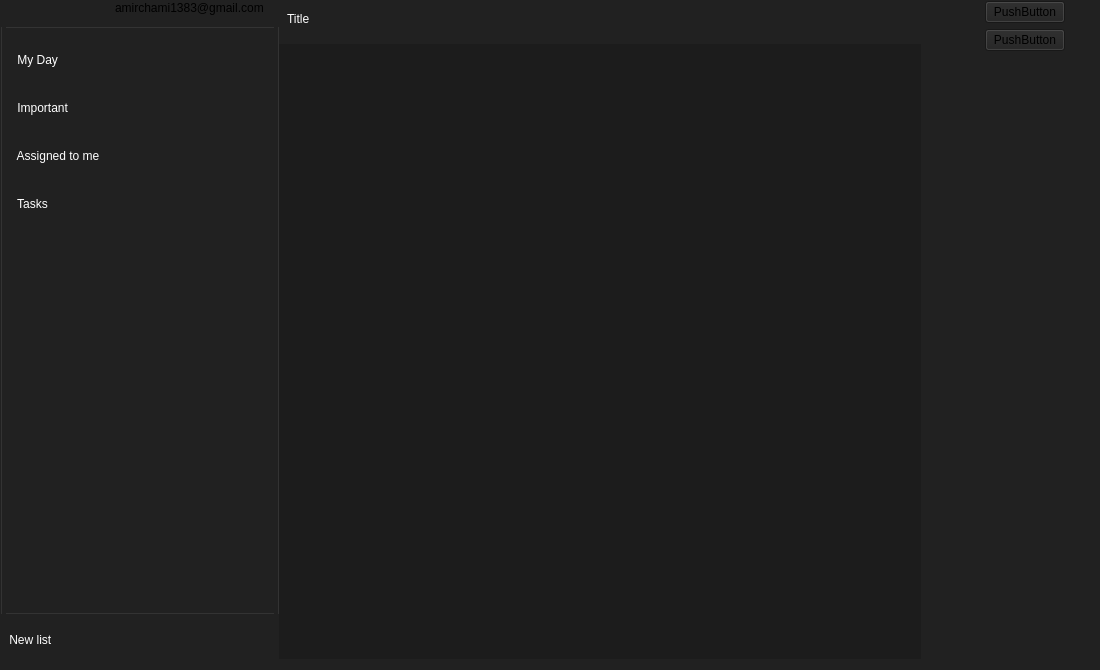
This is ToDo/maintodopanel.ui in Amirrezach1383/uiap-final-project as Qt 5 draws it before an edit. The edited form follows.
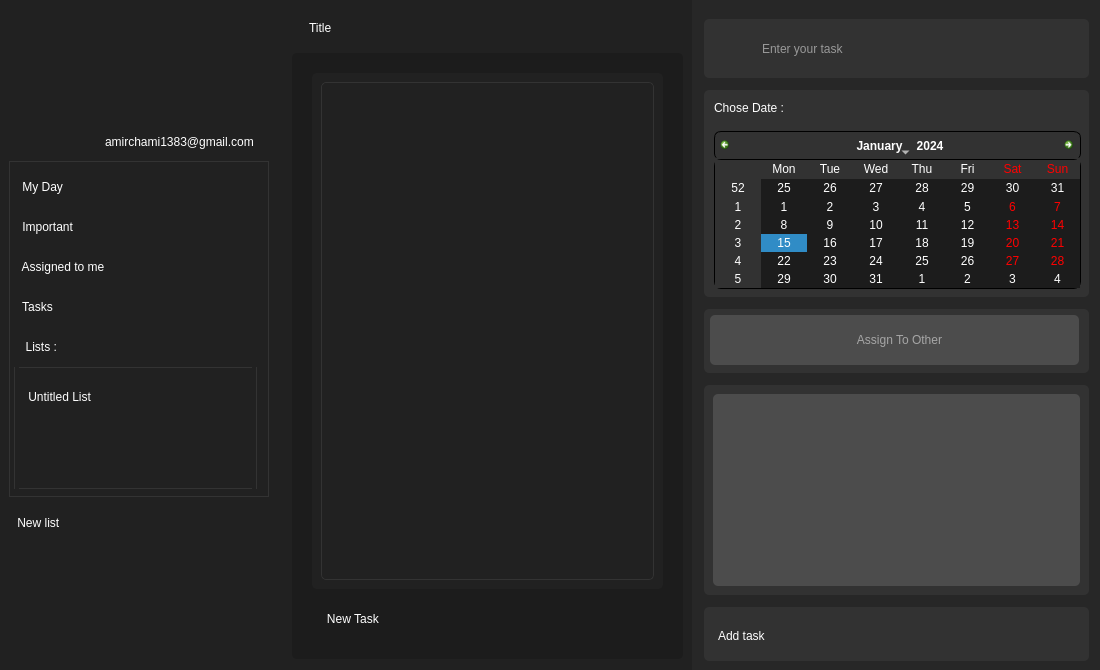
This is the edited form. Icons and pictures are not drawn.

Commit message: Designing ToDo Panel

The edit to the form file:
```diff
--- a/ToDo/maintodopanel.ui
+++ b/ToDo/maintodopanel.ui
@@ -30,15 +30,41 @@
 </string>
   </property>
   <widget class="QWidget" name="centralwidget">
+   <layout class="QHBoxLayout" name="horizontalLayout_10">
+    <property name="spacing">
+     <number>0</number>
+    </property>
+    <property name="leftMargin">
+     <number>0</number>
+    </property>
+    <property name="topMargin">
+     <number>0</number>
+    </property>
+    <property name="rightMargin">
+     <number>0</number>
+    </property>
+    <property name="bottomMargin">
+     <number>0</number>
+    </property>
+    <item>
+     <layout class="QHBoxLayout" name="mainLayout">
+      <property name="spacing">
+       <number>0</number>
+      </property>
+      <property name="sizeConstraint">
+       <enum>QLayout::SetDefaultConstraint</enum>
+      </property>
+      <property name="leftMargin">
+       <number>0</number>
+      </property>
+      <property name="topMargin">
+       <number>0</number>
+      </property>
+      <property name="rightMargin">
+       <number>0</number>
+      </property>
+      <item>
    <widget class="QWidget" name="sideFixedMenu" native="true">
-    <property name="geometry">
-     <rect>
-      <x>1</x>
-      <y>1</y>
-      <width>278</width>
-      <height>659</height>
-     </rect>
-    </property>
     <property name="styleSheet">
      <string notr="true">QWidget {
 	background-color: rgb(33, 33, 33);
@@ -46,6 +72,15 @@
 </string>
     </property>
     <layout class="QVBoxLayout" name="verticalLayout_6">
+         <property name="sizeConstraint">
+          <enum>QLayout::SetFixedSize</enum>
+         </property>
+         <property name="rightMargin">
+          <number>14</number>
+         </property>
+         <property name="bottomMargin">
+          <number>0</number>
+         </property>
      <item>
       <layout class="QVBoxLayout" name="verticalLayout_3">
        <item>
@@ -103,6 +138,7 @@
              <property name="styleSheet">
               <string notr="true">QLabel {
 	font: 10pt &quot;Playwrite DE Grund&quot;;
+	color: rgb(255, 255, 255);
 }</string>
              </property>
              <property name="text">
@@ -134,8 +170,23 @@
 	font: 700 9pt &quot;Playwrite DE Grund&quot;;
 }
 QScrollArea {
-	border : 1px solid rgb(51, 51, 51);
-	border-radius : 5 px;
+    border:1px solid #333333;
+}
+
+QScrollBar:vertical {
+    background: rgb(28, 28, 28);
+    width: 6px;
+    border-radius: 50px;
+}
+
+QScrollBar::handle:vertical {
+    background: #333333;
+    border-radius: 50px;
+    min-height: 20px;
+}
+
+QScrollBar::add-page:vertical, QScrollBar::sub-page:vertical {
+    background: rgb(28, 28, 28);
 }</string>
            </property>
            <property name="widgetResizable">
@@ -146,19 +197,27 @@
              <rect>
               <x>0</x>
               <y>0</y>
-              <width>250</width>
-              <height>520</height>
-             </rect>
-            </property>
-            <widget class="QWidget" name="layoutWidget">
-             <property name="geometry">
-              <rect>
-               <x>7</x>
-               <y>10</y>
-               <width>240</width>
-               <height>190</height>
-              </rect>
-             </property>
+                  <width>306</width>
+                  <height>540</height>
+                 </rect>
+                </property>
+                <layout class="QVBoxLayout" name="verticalLayout_9">
+                 <property name="spacing">
+                  <number>0</number>
+                 </property>
+                 <property name="leftMargin">
+                  <number>4</number>
+                 </property>
+                 <property name="topMargin">
+                  <number>5</number>
+                 </property>
+                 <property name="rightMargin">
+                  <number>11</number>
+                 </property>
+                 <property name="bottomMargin">
+                  <number>7</number>
+                 </property>
+                 <item>
              <layout class="QVBoxLayout" name="verticalLayout">
               <item>
                <widget class="QPushButton" name="myDayPB">
@@ -266,8 +325,103 @@
                 </property>
                </widget>
               </item>
-             </layout>
-            </widget>
+                   <item>
+                    <widget class="QPushButton" name="pushButton_3">
+                     <property name="enabled">
+                      <bool>false</bool>
+                     </property>
+                     <property name="text">
+                      <string>  Lists :</string>
+                     </property>
+                     <property name="icon">
+                      <iconset resource="Resources.qrc">
+                       <normaloff>:/Image/Icons/list_icon.png</normaloff>
+                       <disabledoff>:/Image/Icons/list_icon.png</disabledoff>:/Image/Icons/list_icon.png</iconset>
+                     </property>
+                     <property name="iconSize">
+                      <size>
+                       <width>25</width>
+                       <height>25</height>
+                      </size>
+                     </property>
+                    </widget>
+                   </item>
+                  </layout>
+                 </item>
+                 <item>
+                  <widget class="QFrame" name="listsFrame">
+                   <property name="styleSheet">
+                    <string notr="true">QFrame {
+	border : 1px solid rgb(51, 51, 51);
+	border-radius : 5 px;
+}
+
+QPushButton {
+	text-align : left;
+	background : transparent; 
+	border-radius : 5 px;
+	font: 9pt &quot;Playwrite DE Grund&quot;;
+	color: rgb(255, 255, 255);
+	height : 40 px;
+	padding-left:1px;
+	border-radius:5px;
+}
+QPushButton:hover {
+	background-color: rgb(51, 51, 51);
+	font: 700 9pt &quot;Playwrite DE Grund&quot;;
+}
+QPushButton:checked {
+	background-color: rgb(51, 51, 51);
+	font: 700 9pt &quot;Playwrite DE Grund&quot;;
+}</string>
+                   </property>
+                   <property name="frameShape">
+                    <enum>QFrame::StyledPanel</enum>
+                   </property>
+                   <property name="frameShadow">
+                    <enum>QFrame::Raised</enum>
+                   </property>
+                   <layout class="QVBoxLayout" name="verticalLayout_8">
+                    <item>
+                     <widget class="QPushButton" name="listsButton_0">
+                      <property name="text">
+                       <string> Untitled List</string>
+                      </property>
+                      <property name="icon">
+                       <iconset resource="Resources.qrc">
+                        <normaloff>:/Image/Icons/list_icon.png</normaloff>:/Image/Icons/list_icon.png</iconset>
+                      </property>
+                      <property name="iconSize">
+                       <size>
+                        <width>25</width>
+                        <height>25</height>
+                       </size>
+                      </property>
+                      <property name="checkable">
+                       <bool>true</bool>
+                      </property>
+                      <property name="autoExclusive">
+                       <bool>true</bool>
+                      </property>
+                     </widget>
+                    </item>
+                    <item>
+                     <spacer name="verticalSpacer">
+                      <property name="orientation">
+                       <enum>Qt::Vertical</enum>
+                      </property>
+                      <property name="sizeHint" stdset="0">
+                       <size>
+                        <width>223</width>
+                        <height>253</height>
+                       </size>
+                      </property>
+                     </spacer>
+                    </item>
+                   </layout>
+                  </widget>
+                 </item>
+                </layout>
            </widget>
           </widget>
          </item>
@@ -310,21 +464,18 @@
      </item>
     </layout>
    </widget>
-   <widget class="QWidget" name="mainWindow" native="true">
-    <property name="geometry">
-     <rect>
-      <x>270</x>
-      <y>0</y>
-      <width>651</width>
-      <height>659</height>
-     </rect>
-    </property>
+      </item>
+      <item>
+       <widget class="QWidget" name="mainFrame" native="true">
     <property name="styleSheet">
      <string notr="true">QWidget {
 	background-color: rgb(33, 33, 33);
 }</string>
     </property>
     <layout class="QVBoxLayout" name="verticalLayout_5">
+         <property name="bottomMargin">
+          <number>11</number>
+         </property>
      <item>
       <layout class="QVBoxLayout" name="verticalLayout_4">
        <item>
@@ -372,53 +523,767 @@
        <item>
         <widget class="QStackedWidget" name="mainStack">
          <property name="styleSheet">
-          <string notr="true">background-color: rgb(28, 28, 28);</string>
-         </property>
-         <widget class="QWidget" name="page"/>
-         <widget class="QWidget" name="page_2"/>
+              <string notr="true">
+background-color: rgb(28, 28, 28);
+border-radius : 5px;
+
+</string>
+             </property>
+             <property name="currentIndex">
+              <number>0</number>
+             </property>
+             <widget class="QWidget" name="myDayWindow">
+              <layout class="QVBoxLayout" name="verticalLayout_14">
+               <property name="spacing">
+                <number>10</number>
+               </property>
+               <property name="leftMargin">
+                <number>20</number>
+               </property>
+               <property name="topMargin">
+                <number>20</number>
+               </property>
+               <property name="rightMargin">
+                <number>20</number>
+               </property>
+               <property name="bottomMargin">
+                <number>20</number>
+               </property>
+               <item>
+                <layout class="QVBoxLayout" name="verticalLayout_13">
+                 <item>
+                  <widget class="QWidget" name="widget_6" native="true">
+                   <property name="styleSheet">
+                    <string notr="true">QWidget {
+		background-color: rgb(33, 33, 33);
+	border-radius : 5px;
+}</string>
+                   </property>
+                   <layout class="QHBoxLayout" name="horizontalLayout_11">
+                    <item>
+                     <widget class="QScrollArea" name="scrolarea_myday">
+                      <property name="styleSheet">
+                       <string notr="true">QPushButton {
+	text-align : left;
+	background : transparent; 
+	border-radius : 5 px;
+	font: 9pt &quot;Playwrite DE Grund&quot;;
+	color: rgb(255, 255, 255);
+	height : 40 px;
+	padding-left:5px;
+	border-radius:5px;
+}
+QPushButton:hover {
+	background-color: rgb(51, 51, 51);
+	font: 700 9pt &quot;Playwrite DE Grund&quot;;
+}
+QPushButton:checked {
+	background-color: rgb(51, 51, 51);
+	font: 700 9pt &quot;Playwrite DE Grund&quot;;
+}
+QScrollArea {
+    border:1px solid #333333;
+}
+
+QScrollBar:vertical {
+    background: rgb(28, 28, 28);
+    width: 6px;
+    border-radius: 50px;
+}
+
+QScrollBar::handle:vertical {
+    background: #333333;
+    border-radius: 50px;
+    min-height: 20px;
+}
+
+QScrollBar::add-page:vertical, QScrollBar::sub-page:vertical {
+    background: rgb(28, 28, 28);
+}</string>
+                      </property>
+                      <property name="widgetResizable">
+                       <bool>true</bool>
+                      </property>
+                      <widget class="QWidget" name="scrollAreaWidgetContents_2">
+                       <property name="geometry">
+                        <rect>
+                         <x>0</x>
+                         <y>0</y>
+                         <width>334</width>
+                         <height>465</height>
+                        </rect>
+                       </property>
+                       <layout class="QVBoxLayout" name="verticalLayout_15">
+                        <item>
+                         <widget class="QFrame" name="frame">
+                          <property name="frameShape">
+                           <enum>QFrame::StyledPanel</enum>
+                          </property>
+                          <property name="frameShadow">
+                           <enum>QFrame::Raised</enum>
+                          </property>
+                          <layout class="QVBoxLayout" name="verticalLayout_16">
+                           <item>
+                            <spacer name="verticalSpacer_2">
+                             <property name="orientation">
+                              <enum>Qt::Vertical</enum>
+                             </property>
+                             <property name="sizeHint" stdset="0">
+                              <size>
+                               <width>20</width>
+                               <height>418</height>
+                              </size>
+                             </property>
+                            </spacer>
+                           </item>
+                          </layout>
         </widget>
        </item>
       </layout>
-     </item>
-    </layout>
-    <zorder>titleWidget</zorder>
-    <zorder>mainStack</zorder>
-   </widget>
+                      </widget>
+                     </widget>
+                    </item>
+                   </layout>
+                  </widget>
+                 </item>
+                 <item>
+                  <widget class="QPushButton" name="newTaskPB_myDay">
+                   <property name="styleSheet">
+                    <string notr="true">QPushButton {
+	text-align : left;
+	background : transparent; 
+	border-radius : 5 px;
+	font: 9pt &quot;Playwrite DE Grund&quot;;
+	color: rgb(255, 255, 255);
+	height : 40 px;
+	padding-left:5px;
+	border-radius:5px;
+}
+QPushButton:hover {
+	background-color: rgb(51, 51, 51);
+	font: 700 9pt &quot;Playwrite DE Grund&quot;;
+}
+QPushButton:checked {
+	background-color: rgb(51, 51, 51);
+	font: 700 9pt &quot;Playwrite DE Grund&quot;;
+}</string>
+                   </property>
+                   <property name="text">
+                    <string>   New Task </string>
+                   </property>
+                   <property name="icon">
+                    <iconset resource="Resources.qrc">
+                     <normaloff>:/Image/Icons/icons8-plus-96.png</normaloff>
+                     <normalon>:/Image/Icons/out_line_circle.png</normalon>:/Image/Icons/icons8-plus-96.png</iconset>
+                   </property>
+                   <property name="iconSize">
+                    <size>
+                     <width>25</width>
+                     <height>25</height>
+                    </size>
+                   </property>
+                   <property name="checkable">
+                    <bool>true</bool>
+                   </property>
+                   <property name="autoExclusive">
+                    <bool>true</bool>
+                   </property>
+                  </widget>
+                 </item>
+                </layout>
+               </item>
+              </layout>
+             </widget>
+             <widget class="QWidget" name="importantWindow"/>
+             <widget class="QWidget" name="assignedToMe"/>
+             <widget class="QWidget" name="tasks">
+              <widget class="QPushButton" name="newTaskPB_task">
+               <property name="geometry">
+                <rect>
+                 <x>17</x>
+                 <y>531</y>
+                 <width>441</width>
+                 <height>41</height>
+                </rect>
+               </property>
+               <property name="styleSheet">
+                <string notr="true">QPushButton {
+	text-align : left;
+	background : transparent; 
+	border-radius : 5 px;
+	font: 9pt &quot;Playwrite DE Grund&quot;;
+	color: rgb(255, 255, 255);
+	height : 40 px;
+	padding-left:5px;
+	border-radius:5px;
+}
+QPushButton:hover {
+	background-color: rgb(51, 51, 51);
+	font: 700 9pt &quot;Playwrite DE Grund&quot;;
+}
+QPushButton:checked {
+	background-color: rgb(51, 51, 51);
+	font: 700 9pt &quot;Playwrite DE Grund&quot;;
+}</string>
+               </property>
+               <property name="text">
+                <string>   New Task </string>
+               </property>
+               <property name="icon">
+                <iconset resource="Resources.qrc">
+                 <normaloff>:/Image/Icons/icons8-plus-96.png</normaloff>
+                 <normalon>:/Image/Icons/out_line_circle.png</normalon>:/Image/Icons/icons8-plus-96.png</iconset>
+               </property>
+               <property name="iconSize">
+                <size>
+                 <width>25</width>
+                 <height>25</height>
+                </size>
+               </property>
+               <property name="checkable">
+                <bool>true</bool>
+               </property>
+               <property name="autoExclusive">
+                <bool>true</bool>
+               </property>
+              </widget>
+             </widget>
+             <widget class="QWidget" name="untitledList">
+              <widget class="QPushButton" name="newTaskPB_List">
+               <property name="geometry">
+                <rect>
+                 <x>10</x>
+                 <y>528</y>
+                 <width>381</width>
+                 <height>41</height>
+                </rect>
+               </property>
+               <property name="styleSheet">
+                <string notr="true">QPushButton {
+	text-align : left;
+	background : transparent; 
+	border-radius : 5 px;
+	font: 9pt &quot;Playwrite DE Grund&quot;;
+	color: rgb(255, 255, 255);
+	height : 40 px;
+	padding-left:5px;
+	border-radius:5px;
+}
+QPushButton:hover {
+	background-color: rgb(51, 51, 51);
+	font: 700 9pt &quot;Playwrite DE Grund&quot;;
+}
+QPushButton:checked {
+	background-color: rgb(51, 51, 51);
+	font: 700 9pt &quot;Playwrite DE Grund&quot;;
+}</string>
+               </property>
+               <property name="text">
+                <string>   New Task </string>
+               </property>
+               <property name="icon">
+                <iconset resource="Resources.qrc">
+                 <normaloff>:/Image/Icons/icons8-plus-96.png</normaloff>
+                 <normalon>:/Image/Icons/out_line_circle.png</normalon>:/Image/Icons/icons8-plus-96.png</iconset>
+               </property>
+               <property name="iconSize">
+                <size>
+                 <width>25</width>
+                 <height>25</height>
+                </size>
+               </property>
+               <property name="checkable">
+                <bool>true</bool>
+               </property>
+               <property name="autoExclusive">
+                <bool>true</bool>
+               </property>
+              </widget>
+             </widget>
+            </widget>
+           </item>
+          </layout>
+         </item>
+        </layout>
+       </widget>
+      </item>
+      <item>
    <widget class="QWidget" name="sideTasksMenu" native="true">
-    <property name="geometry">
-     <rect>
-      <x>985</x>
-      <y>1</y>
-      <width>105</width>
-      <height>87</height>
-     </rect>
-    </property>
+        <property name="styleSheet">
+         <string notr="true">QWidget {
+	background-color: rgb(39, 39, 39);
+}
+QLineEdit {
+	border-radius : 5px;
+	background-color: rgb(50, 50, 50);
+	text-align : left;
+	font: 10pt &quot;Playwrite DE Grund&quot;;
+	color: rgb(255, 255, 255);
+	padding-left:10px;
+	height : 40px;
+}
+
+QLineEdit:hover {
+	background-color: rgb(55, 55, 55);
+	font: 700 10pt &quot;Playwrite DE Grund&quot;;
+
+}
+
+
+</string>
+        </property>
+        <layout class="QVBoxLayout" name="verticalLayout_12">
+         <property name="spacing">
+          <number>12</number>
+         </property>
+         <property name="leftMargin">
+          <number>12</number>
+         </property>
+         <property name="topMargin">
+          <number>19</number>
+         </property>
+         <property name="rightMargin">
+          <number>11</number>
+         </property>
+         <item>
+          <widget class="QWidget" name="widget_3" native="true">
     <property name="styleSheet">
      <string notr="true">QWidget {
-	background-color: rgb(33, 33, 33);
+	background-color: rgb(50, 50, 50);
+	border-radius : 5px;
 }</string>
     </property>
-    <layout class="QVBoxLayout" name="verticalLayout_7">
-     <property name="sizeConstraint">
-      <enum>QLayout::SetFixedSize</enum>
+           <layout class="QHBoxLayout" name="horizontalLayout_5">
+            <item>
+             <layout class="QHBoxLayout" name="horizontalLayout_4">
+              <property name="spacing">
+               <number>5</number>
+              </property>
+              <property name="topMargin">
+               <number>1</number>
+              </property>
+              <property name="rightMargin">
+               <number>6</number>
      </property>
      <item>
       <widget class="QPushButton" name="pushButton">
+                <property name="styleSheet">
+                 <string notr="true">QPushButton {
+	text-align : left;
+	background : transparent; 
+	border-radius : 5 px;
+	font: 9pt &quot;Playwrite DE Grund&quot;;
+	color: rgb(255, 255, 255);
+	height : 40 px;
+	border-radius:5px;
+}</string>
+                </property>
        <property name="text">
-        <string>PushButton</string>
+                 <string/>
+                </property>
+                <property name="icon">
+                 <iconset resource="Resources.qrc">
+                  <normaloff>:/Image/Icons/out_line_circle.png</normaloff>
+                  <normalon>:/Image/Icons/fill_circle.png</normalon>:/Image/Icons/out_line_circle.png</iconset>
+                </property>
+                <property name="iconSize">
+                 <size>
+                  <width>25</width>
+                  <height>25</height>
+                 </size>
+                </property>
+                <property name="checkable">
+                 <bool>true</bool>
+                </property>
+                <property name="autoExclusive">
+                 <bool>false</bool>
+                </property>
+               </widget>
+              </item>
+              <item>
+               <widget class="QLineEdit" name="lineEdit">
+                <property name="text">
+                 <string/>
+                </property>
+                <property name="placeholderText">
+                 <string>Enter your task</string>
        </property>
       </widget>
      </item>
      <item>
       <widget class="QPushButton" name="pushButton_2">
+                <property name="styleSheet">
+                 <string notr="true">QPushButton {
+	text-align : left;
+	background : transparent; 
+	border-radius : 5 px;
+	font: 9pt &quot;Playwrite DE Grund&quot;;
+	color: rgb(255, 255, 255);
+	height : 40 px;
+	border-radius:5px;
+}</string>
+                </property>
        <property name="text">
-        <string>PushButton</string>
-       </property>
+                 <string/>
+                </property>
+                <property name="icon">
+                 <iconset resource="Resources.qrc">
+                  <normaloff>:/Image/Icons/out_line_star.png</normaloff>
+                  <normalon>:/Image/Icons/fill_star_color.png</normalon>:/Image/Icons/out_line_star.png</iconset>
+                </property>
+                <property name="iconSize">
+                 <size>
+                  <width>25</width>
+                  <height>25</height>
+                 </size>
+                </property>
+                <property name="checkable">
+                 <bool>true</bool>
+                </property>
+                <property name="autoExclusive">
+                 <bool>false</bool>
+                </property>
       </widget>
      </item>
     </layout>
-   </widget>
-   <zorder>mainWindow</zorder>
+            </item>
+           </layout>
+          </widget>
+         </item>
+         <item>
+          <layout class="QVBoxLayout" name="verticalLayout_11">
+           <property name="spacing">
+            <number>15</number>
+           </property>
+           <item>
+            <widget class="QWidget" name="widget" native="true">
+             <property name="styleSheet">
+              <string notr="true">QWidget {
+	background-color: rgb(50, 50, 50);
+	border-radius : 5px;
+}</string>
+             </property>
+             <layout class="QVBoxLayout" name="verticalLayout_10">
+              <property name="leftMargin">
+               <number>10</number>
+              </property>
+              <property name="topMargin">
+               <number>0</number>
+              </property>
+              <property name="rightMargin">
+               <number>8</number>
+              </property>
+              <property name="bottomMargin">
+               <number>8</number>
+              </property>
+              <item>
+               <layout class="QVBoxLayout" name="verticalLayout_7">
+                <item>
+                 <widget class="QPushButton" name="pushButton_4">
+                  <property name="enabled">
+                   <bool>false</bool>
+                  </property>
+                  <property name="styleSheet">
+                   <string notr="true">QPushButton {
+	text-align : left;
+	background : transparent; 
+	border-radius : 5 px;
+	font: 9pt &quot;Playwrite DE Grund&quot;;
+	color: rgb(255, 255, 255);
+	height : 35 px;
+	border-radius:5px;
+}</string>
+                  </property>
+                  <property name="text">
+                   <string>Chose Date : </string>
+                  </property>
+                  <property name="icon">
+                   <iconset resource="Resources.qrc">
+                    <normaloff>:/Image/Icons/calender.png</normaloff>
+                    <disabledon>:/Image/Icons/calender.png</disabledon>:/Image/Icons/calender.png</iconset>
+                  </property>
+                  <property name="iconSize">
+                   <size>
+                    <width>25</width>
+                    <height>25</height>
+                   </size>
+                  </property>
+                 </widget>
+                </item>
+                <item>
+                 <widget class="QCalendarWidget" name="calendarWidget">
+                  <property name="styleSheet">
+                   <string notr="true">#calendarWidget QWidget {
+	alternate-background-color:   #323232;
+ 	font: 7pt &quot;Playwrite DE Grund&quot;;
+	color: white;
+}
+#qt_calendar_navigationbar {
+	background-color: #323232;
+    border: 1px solid black;
+    border-bottom: none;   
+	border-top-left-radius: 7px;
+    border-top-right-radius: 7px;
+}
+
+#qt_calendar_prevmonth,
+#qt_calendar_nextmonth {
+  border: none;
+  qproperty-icon: none;
+  border-radius: 7px;
+  background-color: transparent;
+  padding: 5px;
+  icon-size: 10px 10px;
+}
+#qt_calendar_prevmonth {
+	image: url(:/Image/Icons/left_arrow.png);
+}
+#qt_calendar_nextmonth {
+	image: url(:/Image/Icons/right-arrow.png);
+}
+#qt_calendar_yearbutton {
+  border-radius: 7px;
+  border-top : 1px solid black;
+  border-top-left-radius : 0;
+  border-top-right-radius : 0;
+  padding: 5px 0;
+}
+#qt_calendar_monthbutton {
+  border-radius: 7px;
+  border-top :1px solid black;
+  border-top-left-radius : 0;
+  border-top-right-radius : 0;
+  padding: 0 5px;
+}
+#qt_calendar_yearedit {
+	background: transparent;
+	width: 50px;
+}
+#qt_calendar_yearedit:down-button {
+	image: url(:/Image/Icons/down_arrow.png);
+  subcontrol-position: right;
+}
+#qt_calendar_yearedit:up-button {
+	image: url(:/Image/Icons/up_arrow.png);
+  subcontrol-position: left;
+}
+#qt_calendar_yearedit:down-button,
+#qt_calendar_yearedit:up-button {
+  width: 10px;
+  height: 10px;
+}
+#qt_calendar_yearedit:down-button:hover,
+#qt_calendar_yearedit:up-button:hover {
+  background-color: #a9a9a9;
+}
+#qt_calendar_yearedit:down-button:pressed,
+#qt_calendar_yearedit:up-button:pressed {
+  background-color: #5b5b5b;
+}
+#calendarWidget QToolButton QMenu {
+  background-color: #323232;
+  border-radius: 3px;
+  border: 1px solid black;
+}
+#calendarWidget QToolButton QMenu::item:selected:enabled {
+  background-color: #a9a9a9;
+}
+#calendarWidget QToolButton::menu-indicator {
+  nosubcontrol-origin: margin;
+  subcontrol-position: right center;
+  image: none;
+}
+#qt_calendar_calendarview {
+  border: 1px solid black;
+  border-bottom-left-radius: 7px;
+  border-bottom-right-radius: 7px;
+}
+#qt_calendar_calendarview::item:hover {
+  background-color: #a9a9a9;
+  border-radius: 7px;
+}
+#qt_calendar_calendarview::item:selected {
+  background-color: #5b5b5b;
+  border-radius: 7px;
+}
+#calendarWidget QAbstractItemView {
+  background-color: #1c1c1c;
+	border-radius : 7px;
+}
+</string>
+                  </property>
+                  <property name="selectionMode">
+                   <enum>QCalendarWidget::NoSelection</enum>
+                  </property>
+                 </widget>
+                </item>
+               </layout>
+              </item>
+             </layout>
+            </widget>
+           </item>
+          </layout>
+         </item>
+         <item>
+          <widget class="QWidget" name="widget_2" native="true">
+           <property name="styleSheet">
+            <string notr="true">QWidget {
+	background-color: rgb(50, 50, 50);
+	border-radius : 5px;
+}</string>
+           </property>
+           <layout class="QHBoxLayout" name="horizontalLayout_6">
+            <property name="spacing">
+             <number>0</number>
+            </property>
+            <property name="leftMargin">
+             <number>6</number>
+            </property>
+            <property name="topMargin">
+             <number>6</number>
+            </property>
+            <property name="rightMargin">
+             <number>10</number>
+            </property>
+            <property name="bottomMargin">
+             <number>8</number>
+            </property>
+            <item>
+             <widget class="QLineEdit" name="lineEdit_2">
+              <property name="autoFillBackground">
+               <bool>false</bool>
+              </property>
+              <property name="styleSheet">
+               <string notr="true">QLineEdit {
+	border-radius : 5px;
+	background-color: rgb(76, 76, 76);
+	image: url(:/Image/Icons/assigned_to_other_out_line_color.png);
+	image-position : left;
+	text-align : left;
+	font: 9pt &quot;Playwrite DE Grund&quot;;
+	color: rgb(255, 255, 255);
+	padding-left:10px;
+	height : 50px;
+}
+
+QLineEdit:hover {
+	background-color: rgb(80, 80, 80);
+	font: 700 10pt &quot;Playwrite DE Grund&quot;;
+
+}</string>
+              </property>
+              <property name="inputMask">
+               <string/>
+              </property>
+              <property name="text">
+               <string/>
+              </property>
+              <property name="alignment">
+               <set>Qt::AlignCenter</set>
+              </property>
+              <property name="placeholderText">
+               <string>Assign To Other</string>
+              </property>
+             </widget>
+            </item>
+           </layout>
+          </widget>
+         </item>
+         <item>
+          <widget class="QWidget" name="widget_4" native="true">
+           <property name="styleSheet">
+            <string notr="true">QWidget {
+	background-color: rgb(50, 50, 50);
+	border-radius : 5px;
+}</string>
+           </property>
+           <layout class="QHBoxLayout" name="horizontalLayout_7">
+            <item>
+             <widget class="QPlainTextEdit" name="plainTextEdit">
+              <property name="styleSheet">
+               <string notr="true">QPlainTextEdit {
+	border-radius : 5px;
+	background-color: rgb(76, 76, 76);
+	text-align : left;
+	font: 9pt &quot;Playwrite DE Grund&quot;;
+	color: rgb(255, 255, 255);
+	padding-left:10px;
+	height : 10px;
+}
+QPlainTextEdit:hover {
+	background-color: rgb(80, 80, 80);
+	font: 700 10pt &quot;Playwrite DE Grund&quot;;
+}</string>
+              </property>
+              <property name="plainText">
+               <string/>
+              </property>
+              <property name="placeholderText">
+               <string>Add Note</string>
+              </property>
+             </widget>
+            </item>
+           </layout>
+          </widget>
+         </item>
+         <item>
+          <widget class="QWidget" name="widget_5" native="true">
+           <property name="styleSheet">
+            <string notr="true">QWidget {
+	background-color: rgb(50, 50, 50);
+	border-radius : 5px;
+}</string>
+           </property>
+           <layout class="QHBoxLayout" name="horizontalLayout_9">
+            <property name="spacing">
+             <number>9</number>
+            </property>
+            <property name="bottomMargin">
+             <number>5</number>
+            </property>
+            <item>
+             <widget class="QPushButton" name="pushButton_6">
+              <property name="styleSheet">
+               <string notr="true">QPushButton {
+	text-align : left;
+	background : transparent; 
+	border-radius : 5 px;
+	font: 9pt &quot;Playwrite DE Grund&quot;;
+	color: rgb(255, 255, 255);
+	height : 40 px;
+	padding-left:5px;
+	border-radius:5px;
+}
+QPushButton:hover {
+	background-color: rgb(51, 51, 51);
+	font: 700 9pt &quot;Playwrite DE Grund&quot;;
+}</string>
+              </property>
+              <property name="text">
+               <string>Add task</string>
+              </property>
+              <property name="icon">
+               <iconset resource="Resources.qrc">
+                <normaloff>:/Image/Icons/ok.png</normaloff>:/Image/Icons/ok.png</iconset>
+              </property>
+              <property name="iconSize">
+               <size>
+                <width>25</width>
+                <height>25</height>
+               </size>
+              </property>
+             </widget>
+            </item>
+           </layout>
+          </widget>
+         </item>
+        </layout>
+       </widget>
+      </item>
+     </layout>
+    </item>
+   </layout>
+   <zorder>mainFrame</zorder>
    <zorder>sideFixedMenu</zorder>
    <zorder>sideTasksMenu</zorder>
   </widget>
```
Left out of the diff: 1 changed line with no effect on the pictures. Lines whose indentation alone changed are shown as unchanged. The commit also changes 50 other files.
